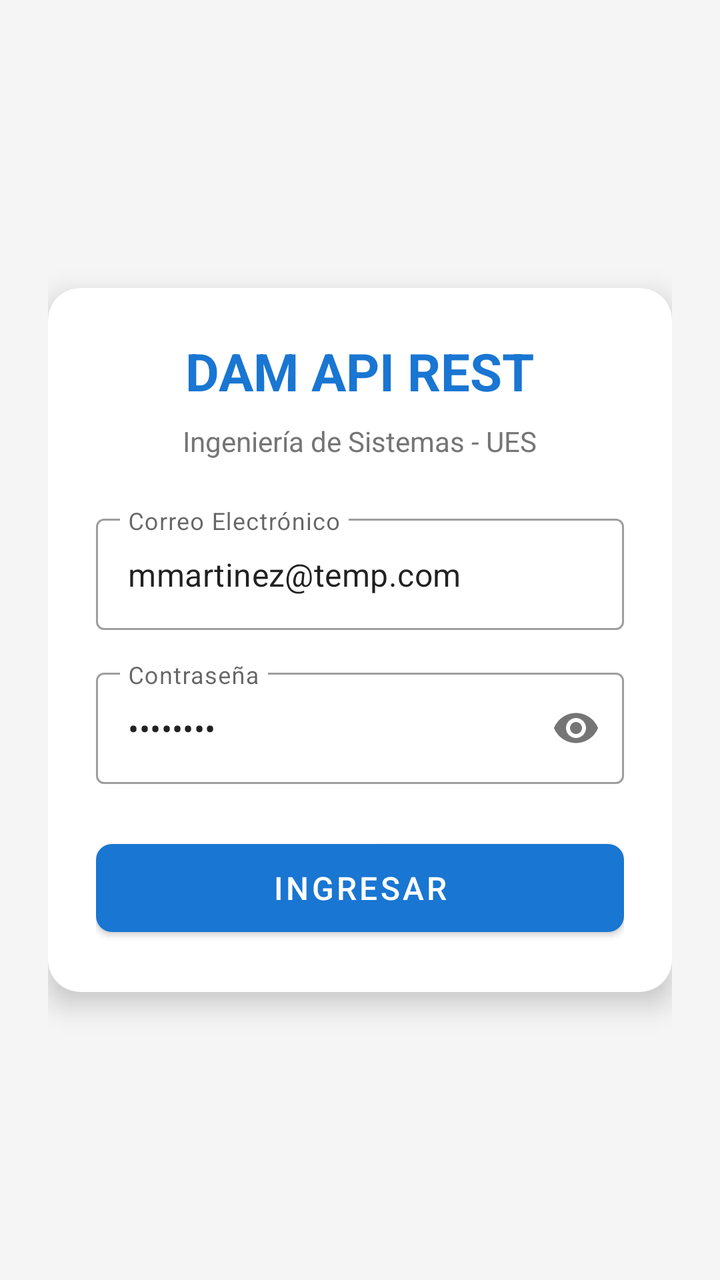
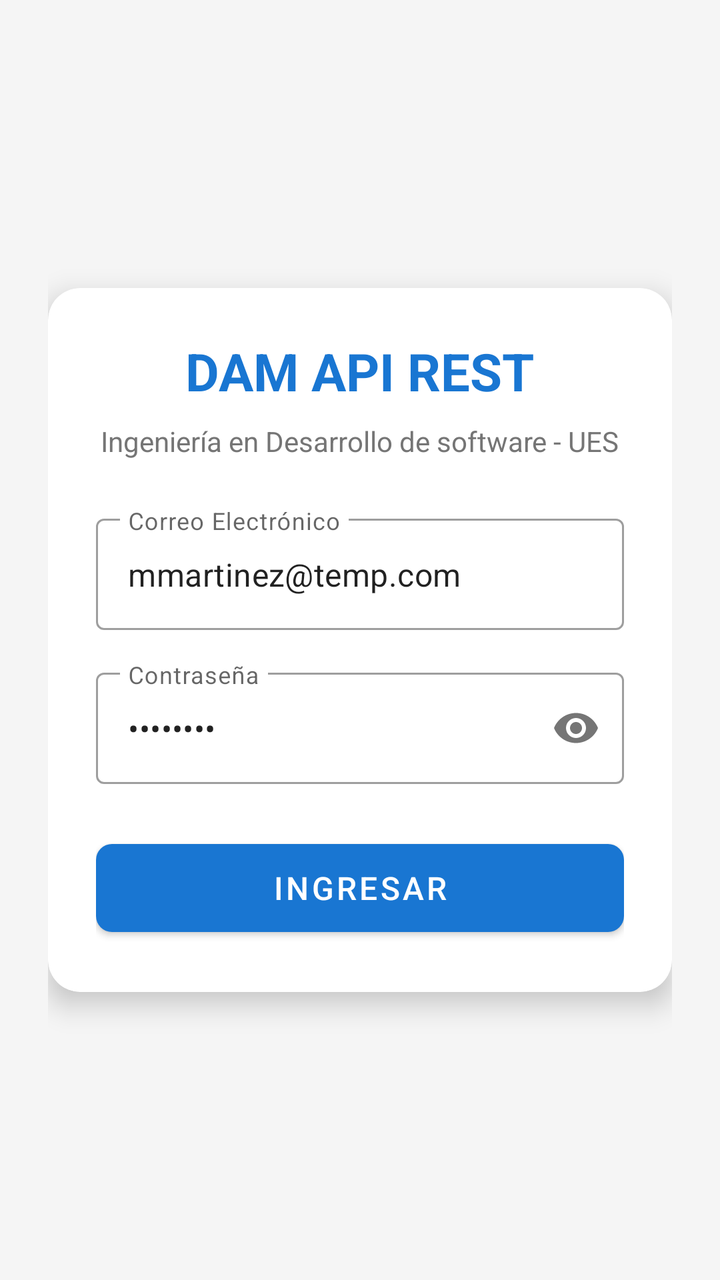

Before-and-after screenshots of an Android layout around one commit, followed by the original layout XML and the change that was made.
<!-- AndroidManifest.xml: application theme Theme.DamApiRestApp -->
<!-- res/layout/activity_login.xml -->
<?xml version="1.0" encoding="utf-8"?>
<LinearLayout xmlns:android="http://schemas.android.com/apk/res/android"
    xmlns:app="http://schemas.android.com/apk/res-auto"
    android:layout_width="match_parent"
    android:layout_height="match_parent"
    android:gravity="center"
    android:orientation="vertical"
    android:padding="24dp"
    android:background="@color/light_gray">

    <androidx.cardview.widget.CardView
        android:layout_width="match_parent"
        android:layout_height="wrap_content"
        app:cardCornerRadius="16dp"
        app:cardElevation="8dp"
        app:contentPadding="24dp">

        <LinearLayout
            android:layout_width="match_parent"
            android:layout_height="wrap_content"
            android:orientation="vertical">

            <TextView
                android:layout_width="wrap_content"
                android:layout_height="wrap_content"
                android:layout_gravity="center_horizontal"
                android:layout_marginBottom="8dp"
                android:text="DAM API REST"
                android:textColor="@color/primary"
                android:textSize="26sp"
                android:textStyle="bold" />

            <TextView
                android:layout_width="wrap_content"
                android:layout_height="wrap_content"
                android:layout_gravity="center_horizontal"
                android:layout_marginBottom="24dp"
                android:text="Ingeniería de Sistemas - UES"
                android:textColor="@color/gray"
                android:textSize="14sp" />

            <com.google.android.material.textfield.TextInputLayout
                android:layout_width="match_parent"
                android:layout_height="wrap_content"
                android:layout_marginBottom="16dp"
                style="@style/Widget.MaterialComponents.TextInputLayout.OutlinedBox">

                <com.google.android.material.textfield.TextInputEditText
                    android:id="@+id/etEmail"
                    android:layout_width="match_parent"
                    android:layout_height="wrap_content"
                    android:hint="@string/hint_email"
                    android:inputType="textEmailAddress"
                    android:text="mmartinez@temp.com" />
            </com.google.android.material.textfield.TextInputLayout>

            <com.google.android.material.textfield.TextInputLayout
                android:layout_width="match_parent"
                android:layout_height="wrap_content"
                android:layout_marginBottom="24dp"
                app:passwordToggleEnabled="true"
                style="@style/Widget.MaterialComponents.TextInputLayout.OutlinedBox">

                <com.google.android.material.textfield.TextInputEditText
                    android:id="@+id/etPassword"
                    android:layout_width="match_parent"
                    android:layout_height="wrap_content"
                    android:hint="@string/hint_password"
                    android:inputType="textPassword"
                    android:text="Temp123." />
            </com.google.android.material.textfield.TextInputLayout>

            <ProgressBar
                android:id="@+id/progressBar"
                android:layout_width="wrap_content"
                android:layout_height="wrap_content"
                android:layout_gravity="center_horizontal"
                android:layout_marginBottom="16dp"
                android:visibility="gone" />

            <com.google.android.material.button.MaterialButton
                android:id="@+id/btnLogin"
                android:layout_width="match_parent"
                android:layout_height="56dp"
                android:text="@string/btn_login"
                android:textSize="16sp"
                app:cornerRadius="8dp" />

        </LinearLayout>
    </androidx.cardview.widget.CardView>

</LinearLayout>
<!-- resources referenced by this layout -->
<resources>
  <color name="gray">#757575</color>
  <color name="light_gray">#F5F5F5</color>
  <color name="primary">#1976D2</color>
  <string name="btn_login">Ingresar</string>
  <string name="hint_email">Correo Electrónico</string>
  <string name="hint_password">Contraseña</string>
  <style name="Theme.DamApiRestApp" parent="Theme.MaterialComponents.DayNight.DarkActionBar">
          <item name="colorPrimary">@color/primary</item>
          <item name="colorPrimaryVariant">@color/primary_dark</item>
          <item name="colorOnPrimary">@color/white</item>
          <item name="colorSecondary">@color/accent</item>
          <item name="colorSecondaryVariant">@color/accent</item>
          <item name="colorOnSecondary">@color/white</item>
          <item name="android:statusBarColor">?attr/colorPrimaryVariant</item>
      </style>
  <color name="primary_dark">#0D47A1</color>
  <color name="white">#FFFFFF</color>
  <color name="accent">#FF4081</color>
</resources>

<!-- the commit's change to res/layout/activity_login.xml (unified diff, before → after) -->
@@ -35,7 +35,7 @@
                 android:layout_height="wrap_content"
                 android:layout_gravity="center_horizontal"
                 android:layout_marginBottom="24dp"
-                android:text="Ingeniería de Sistemas - UES"
+                android:text="Ingeniería en Desarrollo de software - UES"
                 android:textColor="@color/gray"
                 android:textSize="14sp" />
 
